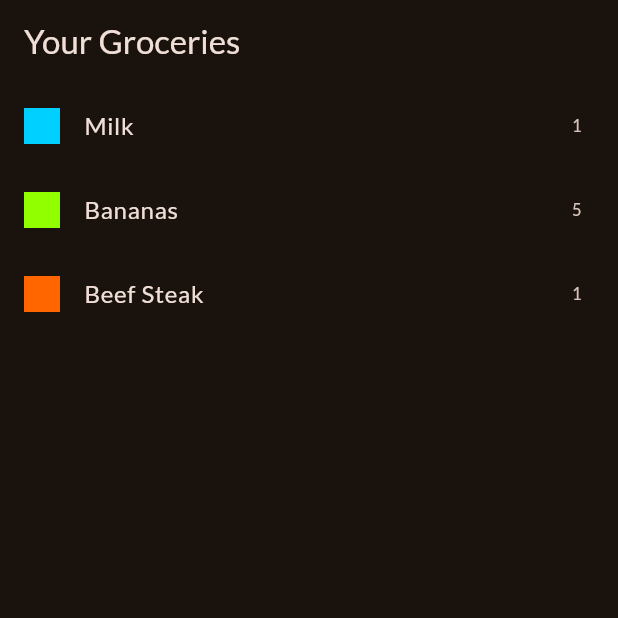
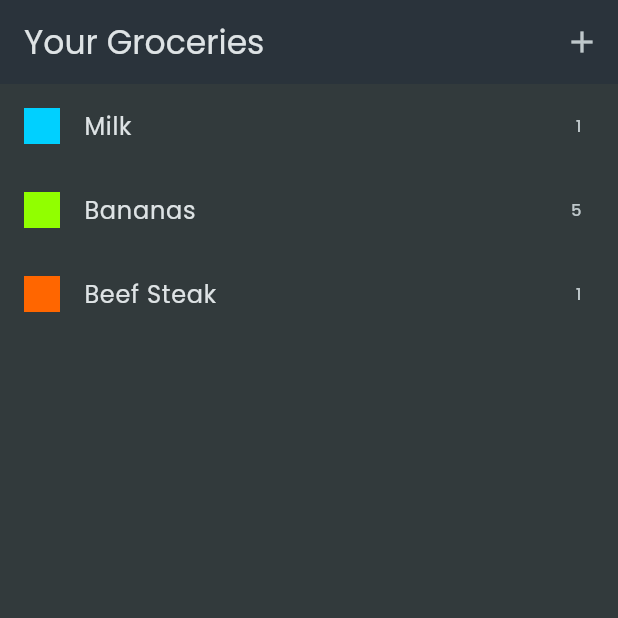
Before and after one commit to FadrialR/shopping_list_app, a Flutter app: the screen it shows after launch, on a phone screen of 412 x 824 dp, the top half of it. Run offline on Flutter 3.47's test engine with Material 3 defaults, Android fonts, the phone set to English and light mode, and no system bars; our stand-ins replace google_fonts.

```diff
--- a/lib/main.dart
+++ b/lib/main.dart
@@ -1,15 +1,6 @@
 import 'package:flutter/material.dart';
 import 'package:google_fonts/google_fonts.dart';
 import 'package:shopping_list_app/widgets/grocery_list.dart';
-
-final theme = ThemeData(
-  useMaterial3: true,
-  colorScheme: ColorScheme.fromSeed(
-    brightness: Brightness.dark,
-    seedColor: const Color.fromARGB(255, 131, 57, 0),
-  ),
-  textTheme: GoogleFonts.latoTextTheme(),
-);
 
 void main() {
   runApp(const MyApp());
@@ -24,7 +15,15 @@ class MyApp extends StatelessWidget {
     return MaterialApp(
       debugShowCheckedModeBanner: false,
       title: 'Flutter Groceries',
-      theme: theme,
+      theme: ThemeData.dark().copyWith(
+        colorScheme: ColorScheme.fromSeed(
+          seedColor: const Color.fromARGB(255, 147, 229, 250),
+          brightness: Brightness.dark,
+          surface: const Color.fromARGB(255, 42, 51, 59),
+        ),
+        scaffoldBackgroundColor: const Color.fromARGB(255, 50, 58, 60),
+        textTheme: GoogleFonts.poppinsTextTheme(),
+      ),
       home: const GroceryList(),
     );
   }
--- a/lib/widgets/grocery_list.dart
+++ b/lib/widgets/grocery_list.dart
@@ -1,14 +1,34 @@
 import 'package:flutter/material.dart';
 import 'package:shopping_list_app/data/dummy_items.dart';
+import 'package:shopping_list_app/widgets/new_item.dart';
 
-class GroceryList extends StatelessWidget {
+class GroceryList extends StatefulWidget {
   const GroceryList({super.key});
+
+  @override
+  State<GroceryList> createState() => _GroceryListState();
+}
+
+class _GroceryListState extends State<GroceryList> {
+  void _addItem() {
+    Navigator.of(context).push(
+      MaterialPageRoute(
+        builder: (ctx) => const NewItemScreen(),
+      ),
+    );
+  }
 
   @override
   Widget build(BuildContext context) {
     return Scaffold(
       appBar: AppBar(
         title: const Text('Your Groceries'),
+        actions: [
+          IconButton(
+            onPressed: _addItem,
+            icon: const Icon(Icons.add),
+          )
+        ],
       ),
       body: ListView.builder(
         itemCount: groceryItems.length,
```
Also changed, not shown: lib/widgets/new_item.dart (added, +23 -0 lines).
